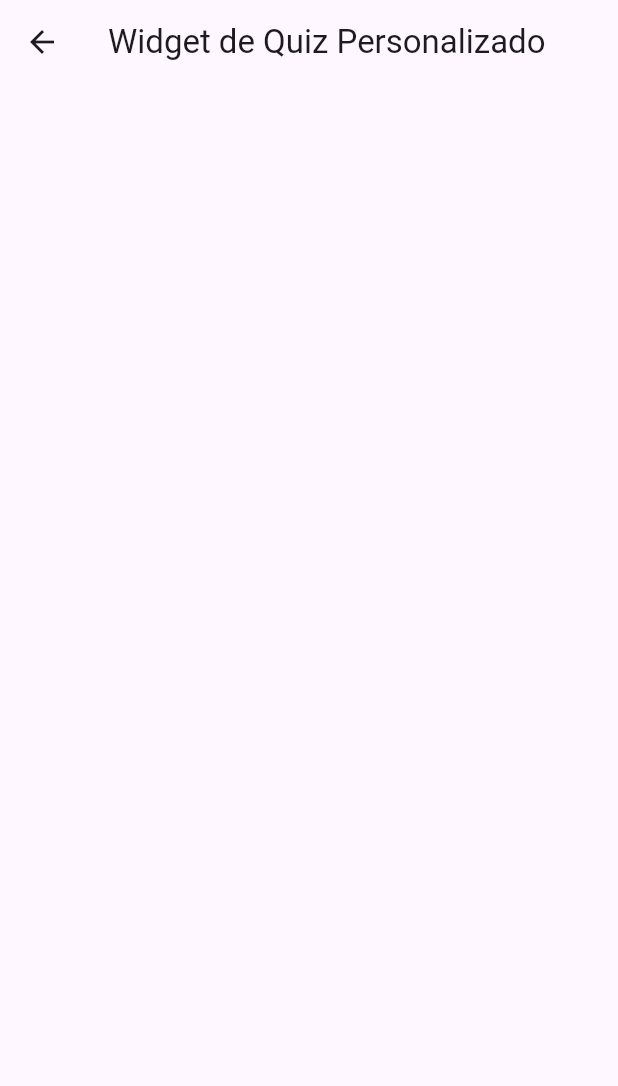
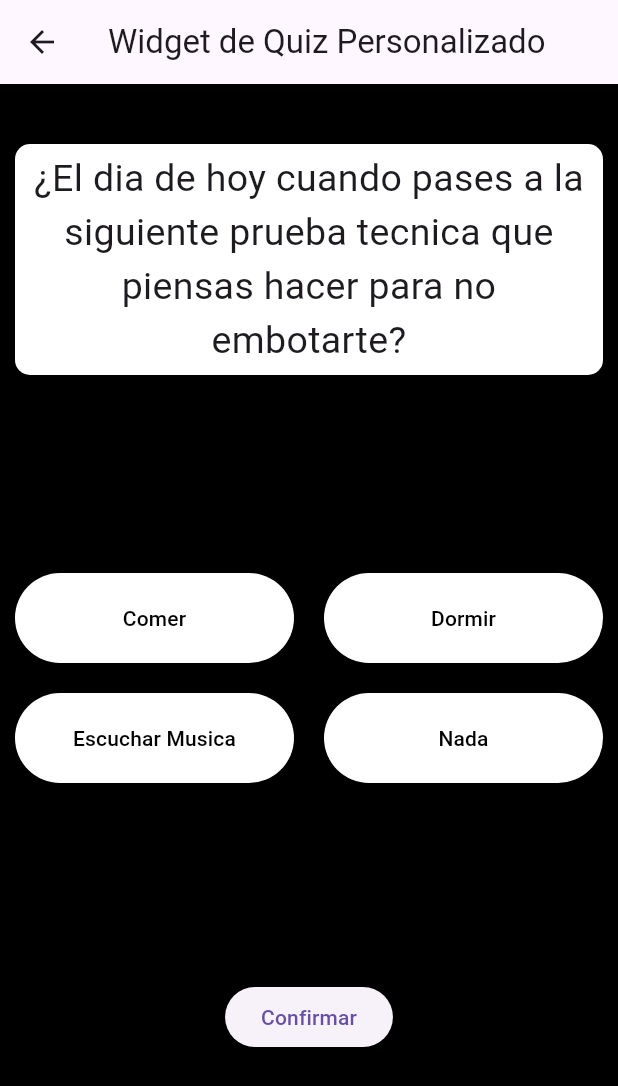
Before and after one commit to migueleonrojas/flutter-components-excuela, a Flutter app: the CustomQuizPage screen opened by its route, on a phone screen of 412 x 824 dp. Shown: the top 1086 px of the screen. Run offline on Flutter 3.47's test engine with Material 3 defaults, Android fonts, the phone set to English and light mode, and no system bars; our stand-ins replace get.

Commit message:
all ready maybe

```diff
--- /dev/null
+++ b/lib/controllers/custom_quiz.controller.dart
@@ -0,0 +1,129 @@
+import 'package:flutter/material.dart';
+import 'package:get/get.dart';
+import 'package:widgets_components/models/custom_question.model.dart';
+import 'package:widgets_components/pages/home.page.dart';
+
+class CustomQuizController extends GetxController {
+
+  final RxList<CustomQuestion> _listOfCustomQuestion = <CustomQuestion>[].obs;
+  RxBool canShowCurrentResult = false.obs;
+  RxBool answerCorrect = false.obs;
+
+  set setListOfCustomQuestion(List<CustomQuestion> list) {
+    _listOfCustomQuestion.value = list;
+  }
+
+  RxList<CustomQuestion> get getListOfCustomQuestion => _listOfCustomQuestion;
+
+  PageController pageController = PageController(initialPage: 0);
+
+  Widget showCurrentResult(BuildContext context, Icon iconWidget, Text textWidget) {
+
+    if(canShowCurrentResult.isFalse) {
+      return const SizedBox();
+    }
+
+    Size size = MediaQuery.of(context).size;
+    return SizedBox(
+
+      width: size.width,
+      height: size.height,
+      child: Column(
+      mainAxisAlignment: MainAxisAlignment.center,
+      crossAxisAlignment: CrossAxisAlignment.center,
+      children: [
+        Container(
+        padding: const EdgeInsets.all(10),
+        decoration: BoxDecoration(
+
+          border: Border.all(
+            color: Colors.white
+          ),
+          color: Colors.black,
+          borderRadius: BorderRadius.circular(50),
+
+
+        ),
+        child: Column(
+          children: [
+            iconWidget,
+            textWidget
+          ]
+        ),
+      )],
+    ));
+  }
+
+
+
+  validateAnswer(int nexpage) {
+    bool canGoNextPage = answerCorrect.value;
+    canShowCurrentResult.value = true;
+    Future.delayed(const Duration(seconds: 3), () {
+      canShowCurrentResult.value = false;
+      answerCorrect.value = false;
+
+
+      if(canGoNextPage) {
+        if(nexpage + 1 != getListOfCustomQuestion.length){
+          pageController.animateToPage(nexpage + 1, duration: const Duration(milliseconds: 800), curve: Curves.decelerate);
+        }
+        else {
+          Get.defaultDialog(
+            barrierDismissible: false,
+            title: '¡Felicidades culminastes las preguntas!',
+            content: Container(
+
+              padding: const EdgeInsets.all(10),
+              decoration: BoxDecoration(
+
+                border: Border.all(
+                  color: Colors.white
+                ),
+
+                borderRadius: BorderRadius.circular(30),
+
+
+              ),
+            child: Column(
+              children: [
+                  const Icon(
+                    color: Colors.green,
+                    Icons.check_circle_sharp,
+                    size: 180,
+                  ),
+                  TextButton(
+                    style: ButtonStyle(
+                      shape: MaterialStateProperty.all(RoundedRectangleBorder(
+                          side: const BorderSide(
+                            color: Colors.black, // your color here
+                            width: 1,
+                          ),
+                        borderRadius: BorderRadius.circular(0)
+                        )
+                      )
+                    ),
+                    onPressed: () {
+                      Get.offAll(
+                        () => const HomePage(),
+                        routeName: '/home'
+                      );
+
+                    },
+                    child: const Text(
+                      'Salir',
+                      style: TextStyle(
+                        color: Colors.black
+                      ),
+                    )
+                  )
+                ]
+              ),
+            )
+          );
+        }
+      }
+    });
+  }
+
+}
--- /dev/null
+++ b/lib/models/custom_question.model.dart
@@ -0,0 +1,27 @@
+import 'dart:convert';
+
+import 'package:widgets_components/models/options.model.dart';
+
+List<CustomQuestion> customQuestionFromJson(String str) => List<CustomQuestion>.from(json.decode(str).map((x) => CustomQuestion.fromJson(x)));
+
+String customQuestionToJson(List<CustomQuestion> data) => json.encode(List<dynamic>.from(data.map((x) => x.toJson())));
+
+class CustomQuestion {
+    String name;
+    List<Options> options;
+
+    CustomQuestion({
+        required this.name,
+        required this.options,
+    });
+
+    factory CustomQuestion.fromJson(Map<String, dynamic> json) => CustomQuestion(
+        name: json["name"],
+        options: List<Options>.from(json["options"].map((x) => Options.fromJson(x))),
+    );
+
+    Map<String, dynamic> toJson() => {
+        "name": name,
+        "options": List<dynamic>.from(options.map((x) => x.toJson())),
+    };
+}
--- /dev/null
+++ b/lib/models/options.model.dart
@@ -0,0 +1,33 @@
+// To parse this JSON data, do
+//
+//     final options = optionsFromJson(jsonString);
+
+import 'dart:convert';
+
+Options optionsFromJson(String str) => Options.fromJson(json.decode(str));
+
+String optionsToJson(Options data) => json.encode(data.toJson());
+
+class Options {
+    String value;
+    bool isCorrect;
+    bool isCheked;
+
+    Options({
+        required this.value,
+        required this.isCorrect,
+        required this.isCheked
+    });
+
+    factory Options.fromJson(Map<String, dynamic> json) => Options(
+        value: json["value"],
+        isCorrect: json["isCorrect"],
+        isCheked: json["isCheked"]
+    );
+
+    Map<String, dynamic> toJson() => {
+        "value": value,
+        "isCorrect": isCorrect,
+        "isCheked": isCheked
+    };
+}
--- a/lib/pages/custom-quiz.page.dart
+++ b/lib/pages/custom-quiz.page.dart
@@ -1,4 +1,7 @@
 import 'package:flutter/material.dart';
+import 'package:widgets_components/models/custom_question.model.dart';
+import 'package:widgets_components/models/options.model.dart';
+import 'package:widgets_components/widgets/custom_quiz.widget.dart';
 
 class CustomQuizPage extends StatelessWidget {
   const CustomQuizPage({super.key});
@@ -9,6 +12,40 @@ class CustomQuizPage extends StatelessWidget {
       appBar: AppBar(
         title: const Text('Widget de Quiz Personalizado'),
       ),
+      body: Column(
+        children: [
+          CustomQuiz(
+            listCustomQuestions:  <CustomQuestion>[
+              CustomQuestion(
+                name: '¿El dia de hoy cuando pases a la siguiente prueba tecnica que piensas hacer para no embotarte?',
+                options: [
+                  Options(value: 'Comer', isCorrect: false, isCheked: false),
+                  Options(value: 'Dormir', isCorrect: false, isCheked: false),
+                  Options(value: 'Escuchar Musica', isCorrect: true, isCheked: false),
+                  Options(value: 'Nada', isCorrect: false, isCheked: false),
+                ]
+              ),
+              CustomQuestion(
+                name: '¿Que dias es hoy?',
+                options: [
+                  Options(value: 'Lunes', isCorrect: false, isCheked: false),
+                  Options(value: 'Martes', isCorrect: false, isCheked: false),
+                  Options(value: 'Miercoles', isCorrect: false, isCheked: false),
+                  Options(value: 'Jueves', isCorrect: true, isCheked: false),
+                ]
+              ),
+              CustomQuestion(
+                name: '¿Hoy es Jueves?',
+                options: [
+                  Options(value: 'Si', isCorrect: true, isCheked: false),
+                  Options(value: 'No', isCorrect: false, isCheked: false),
+
+                ]
+              ),
+            ],
+          )
+        ],
+      ),
     );
   }
 }
--- /dev/null
+++ b/lib/widgets/custom_quiz.widget.dart
@@ -0,0 +1,168 @@
+import 'package:flutter/material.dart';
+import 'package:get/get.dart';
+import 'package:widgets_components/controllers/custom_quiz.controller.dart';
+import 'package:widgets_components/models/custom_question.model.dart';
+import 'package:widgets_components/models/options.model.dart';
+
+class CustomQuiz extends StatelessWidget {
+
+  final List<CustomQuestion> listCustomQuestions;
+
+  const CustomQuiz({super.key, required this.listCustomQuestions});
+
+  @override
+  Widget build(BuildContext context) {
+
+    final CustomQuizController customQuizController = Get.put(CustomQuizController());
+
+    customQuizController.setListOfCustomQuestion = listCustomQuestions;
+
+    return Expanded(
+
+      child: Container(
+        color: Colors.black,
+        child: Obx(() =>
+        Stack(
+          children: [
+            PageView.builder(
+                itemCount: customQuizController.getListOfCustomQuestion.length,
+                controller: customQuizController.pageController,
+                physics: const NeverScrollableScrollPhysics(),
+                itemBuilder: (context, index) {
+
+                  CustomQuestion currentCuestiom = CustomQuestion.fromJson(customQuizController.getListOfCustomQuestion[index].toJson());
+
+                  return Column(
+                    children: [
+                      Container(
+                        margin: const EdgeInsets.only(top: 40, left: 10, right: 10),
+                        decoration: BoxDecoration(
+                          borderRadius: BorderRadius.circular(10),
+                          color: Colors.white,
+
+                        ),
+                        child: Padding(
+
+                          padding: const EdgeInsets.symmetric(horizontal: 4.0, vertical: 5.0),
+
+                          child: Text(
+                            currentCuestiom.name,
+                            textAlign: TextAlign.center,
+                            style: const TextStyle(
+                              fontSize: 25
+                            ),
+                          )
+                        ),
+                      ),
+                      const Expanded(child: SizedBox()),
+                      Container(
+                        margin: const EdgeInsets.symmetric(vertical: 10, horizontal: 10),
+                        child: GridView.builder(
+                          itemCount: currentCuestiom.options.length,
+                          shrinkWrap: true,
+                          physics: const NeverScrollableScrollPhysics(),
+                          gridDelegate: const SliverGridDelegateWithFixedCrossAxisCount(
+                            crossAxisCount: 2,
+                            crossAxisSpacing: 20.0,
+                            mainAxisSpacing: 20.0,
+                            childAspectRatio: 1,
+                            mainAxisExtent: 60
+                          ),
+                          itemBuilder:(context, indexOption) {
+
+                            Options options = Options.fromJson(currentCuestiom.options[indexOption].toJson());
+
+
+
+                            return ElevatedButton(
+
+                              style: ElevatedButton.styleFrom(
+                                padding: const EdgeInsets.all(5),
+                                backgroundColor: options.isCheked ? Colors.yellow : const Color(0xFFFFFFFF)
+                              ),
+                              onPressed: ()  {
+
+                                if(customQuizController.canShowCurrentResult.value) {
+                                  return;
+                                }
+
+                                listCustomQuestions[index].options.forEach((Options options)  {
+                                  options.isCheked =  false;
+                                });
+
+                                listCustomQuestions[index].options[indexOption].isCheked = true;
+
+                                customQuizController.setListOfCustomQuestion = listCustomQuestions;
+
+                                if(options.isCorrect) {
+                                  customQuizController.answerCorrect.value = true;
+                                }
+
+                                customQuizController.getListOfCustomQuestion.refresh();
+
+
+                              },
+                              child: Text(
+                                options.value,
+                                textAlign: TextAlign.center,
+                                style: const TextStyle(
+                                  color: Colors.black
+                                ),
+                              )
+                            );
+                          },
+
+                        ),
+                      ),
+                      const Expanded(child: SizedBox()),
+                      ElevatedButton(
+                        onPressed: () {
+
+                          customQuizController.validateAnswer(index);
+
+                        },
+                        child: const Text('Confirmar')
+                      ),
+                      const Expanded(child: SizedBox()),
+
+
+                    ],
+                  );
+
+                },
+              ),
+              customQuizController.showCurrentResult(
+                context,
+                customQuizController.answerCorrect.value
+                  ? const Icon(
+                    color: Colors.green,
+                    Icons.check_circle_sharp,
+                    size: 180,
+                  )
+                  : const Icon(
+                    color: Colors.red,
+                    Icons.disabled_by_default_sharp,
+                    size: 180,
+                  )
+                  ,
+                 customQuizController.answerCorrect.value
+                  ? const Text(
+                    'Respuesta Correcta',
+                    style: TextStyle(
+                      color: Colors.white
+                    ),
+                  )
+                  : const Text(
+                    'Respuesta Incorrecta',
+                    style: TextStyle(
+                      color: Colors.red
+                    ),
+                  )
+              )
+          ],
+        ),
+        ),
+      ),
+    );
+  }
+}
--- a/lib/widgets/educational_card.widget.dart
+++ b/lib/widgets/educational_card.widget.dart
@@ -14,7 +14,8 @@ class EducationalCard extends StatelessWidget {
   final Color colorTextButton;
 
 
-  EducationalCard({
+  const EducationalCard({
+    super.key,
     required this.urlImage,
     required this.title,
     required this.description,
@@ -41,7 +42,7 @@ class EducationalCard extends StatelessWidget {
           elevation: 3,
           child: Center(
             child: Padding(
-              padding: EdgeInsets.all(5),
+              padding: const EdgeInsets.all(5),
               child: Column(
                 children: [
                   Hero(
--- a/lib/widgets/interactive_progress.widgets.dart
+++ b/lib/widgets/interactive_progress.widgets.dart
@@ -10,7 +10,8 @@ class InteractiveProgress extends StatelessWidget {
   final String title;
   final double sizeInteractiveProgress;
 
-  InteractiveProgress({
+  const InteractiveProgress({
+    super.key,
     required this.progress,
     required this.backgroundColorProgress,
     required this.valueColor,
@@ -31,7 +32,6 @@ class InteractiveProgress extends StatelessWidget {
 
   @override
   Widget build(BuildContext context) {
-    Size size = MediaQuery.of(context).size;
 
     return SizedBox(
       width: double.infinity,
```
Also changed, not shown: lib/pages/educational-card.page.dart (+5 -7 lines), lib/pages/home.page.dart (+22 -2 lines), lib/pages/interactive_progress.page.dart (+4 -4 lines).
